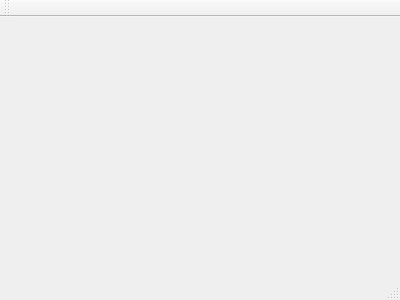
This is smartvacuum/mainwindow.ui in willianbrun/smartvacuum as Qt 5 draws it before an edit. The edited form follows.
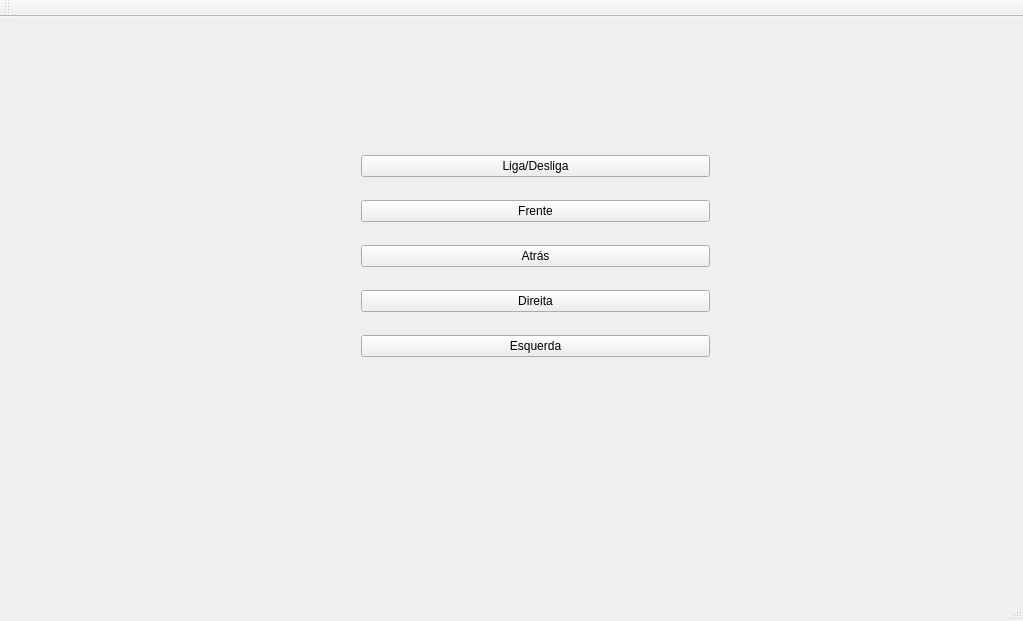
This is the edited form.

```diff
--- a/smartvacuum/mainwindow.ui
+++ b/smartvacuum/mainwindow.ui
@@ -1,24 +1,90 @@
 <ui version="4.0">
  <class>MainWindow</class>
- <widget class="QMainWindow" name="MainWindow" >
-  <property name="geometry" >
+ <widget class="QMainWindow" name="MainWindow">
+  <property name="geometry">
    <rect>
     <x>0</x>
     <y>0</y>
-    <width>400</width>
-    <height>300</height>
+    <width>1023</width>
+    <height>621</height>
    </rect>
   </property>
   <property name="windowTitle" >
    <string>MainWindow</string>
   </property>
-  <widget class="QMenuBar" name="menuBar" />
-  <widget class="QToolBar" name="mainToolBar" />
-  <widget class="QWidget" name="centralWidget" />
-  <widget class="QStatusBar" name="statusBar" />
+  <widget class="QWidget" name="centralWidget">
+   <widget class="QWidget" name="gridLayoutWidget">
+    <property name="geometry">
+     <rect>
+      <x>350</x>
+      <y>110</y>
+      <width>371</width>
+      <height>261</height>
+     </rect>
+    </property>
+    <layout class="QGridLayout" name="gridLayout" rowminimumheight="0,0,0,0,0,0">
+     <item row="0" column="0">
+      <widget class="QPushButton" name="OnOffpushButton">
+       <property name="text">
+        <string>Liga/Desliga</string>
+       </property>
+       <property name="autoDefault">
+        <bool>false</bool>
+       </property>
+      </widget>
+     </item>
+     <item row="4" column="0">
+      <widget class="QPushButton" name="pushButton_3">
+       <property name="text">
+        <string>Direita</string>
+       </property>
+      </widget>
+     </item>
+     <item row="1" column="0">
+      <widget class="QPushButton" name="pushButton_5">
+       <property name="text">
+        <string>Frente</string>
+       </property>
+      </widget>
+     </item>
+     <item row="5" column="0">
+      <widget class="QPushButton" name="pushButton_4">
+       <property name="text">
+        <string>Esquerda</string>
+       </property>
+      </widget>
+     </item>
+     <item row="2" column="0">
+      <widget class="QPushButton" name="pushButton_2">
+       <property name="text">
+        <string>Atrás</string>
+       </property>
+      </widget>
+     </item>
+    </layout>
+   </widget>
+  </widget>
+  <widget class="QMenuBar" name="menuBar">
+   <property name="geometry">
+    <rect>
+     <x>0</x>
+     <y>0</y>
+     <width>1023</width>
+     <height>24</height>
+    </rect>
+   </property>
+  </widget>
+  <widget class="QToolBar" name="mainToolBar">
+   <attribute name="toolBarArea">
+    <enum>TopToolBarArea</enum>
+   </attribute>
+   <attribute name="toolBarBreak">
+    <bool>false</bool>
+   </attribute>
+  </widget>
+  <widget class="QStatusBar" name="statusBar"/>
  </widget>
- <layoutDefault spacing="6" margin="11" />
- <pixmapfunction></pixmapfunction>
+ <layoutdefault spacing="6" margin="11"/>
  <resources/>
  <connections/>
 </ui>
```
Left out of the diff: 3 changed lines with no effect on the pictures.
